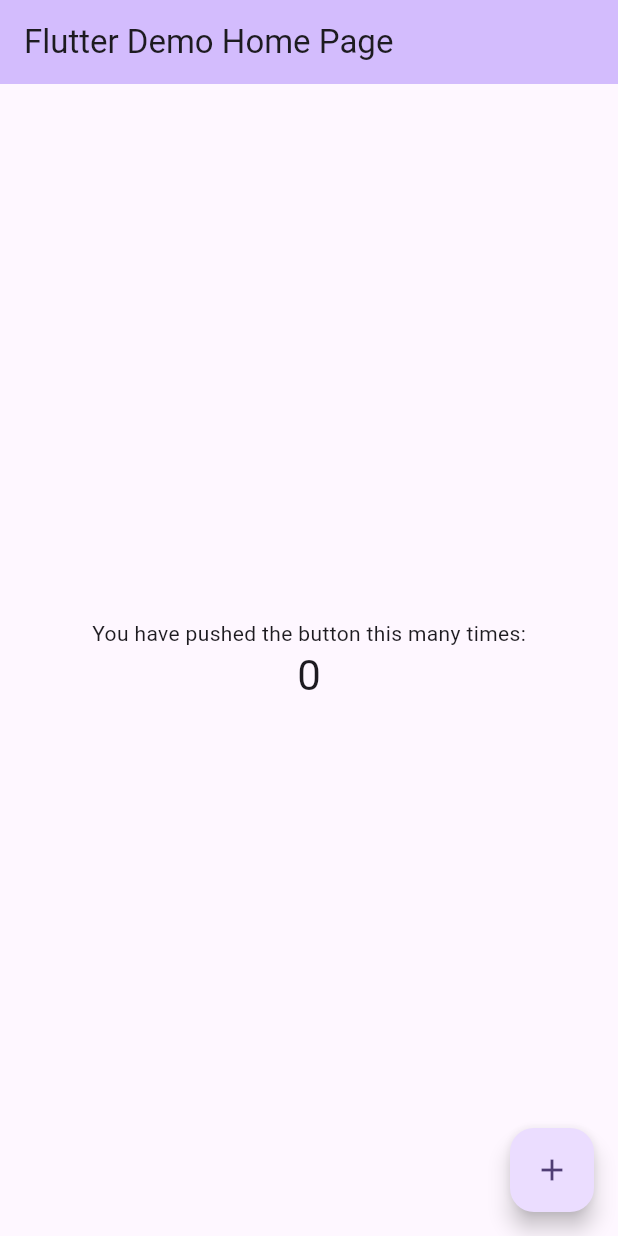
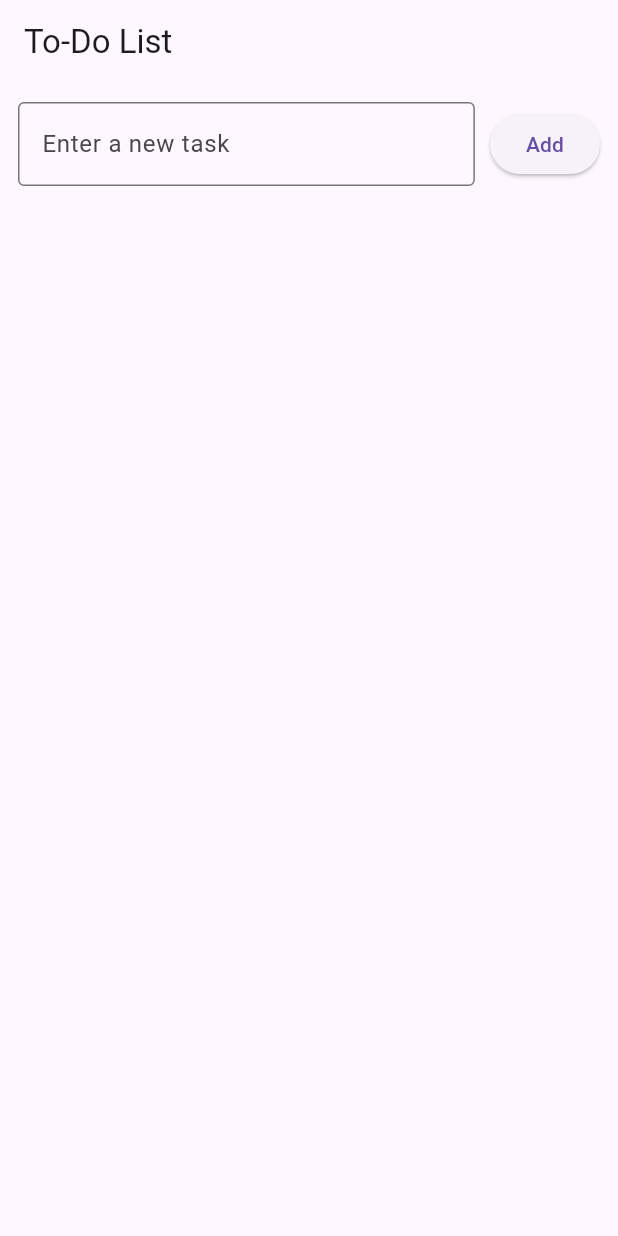
Before and after one commit to mostafa-osman-coder/to_do_list_task2, a Flutter app: the screen it shows after launch, on a phone screen of 412 x 824 dp. Run offline on Flutter 3.47's test engine with Material 3 defaults, Android fonts, the light colour scheme and no system bars; our stand-ins replace shared_preferences.

Commit message:
Refactor app structure and implement task management features - Update main app entry point to ToDoApp - Enhance UI with task input and list display - Implement task storage using shared preferences - Add task model with JSON serialization - Update build configuration and dependencies

```diff
--- a/lib/main.dart
+++ b/lib/main.dart
@@ -1,122 +1,132 @@
 import 'package:flutter/material.dart';
+import 'models/task.dart';
+import 'services/task_storage.dart';
 
 void main() {
-  runApp(const MyApp());
+  runApp(const ToDoApp());
 }
 
-class MyApp extends StatelessWidget {
-  const MyApp({super.key});
+class ToDoApp extends StatelessWidget {
+  const ToDoApp({super.key});
 
-  // This widget is the root of your application.
   @override
   Widget build(BuildContext context) {
     return MaterialApp(
-      title: 'Flutter Demo',
-      theme: ThemeData(
-        // This is the theme of your application.
-        //
-        // TRY THIS: Try running your application with "flutter run". You'll see
-        // the application has a purple toolbar. Then, without quitting the app,
-        // try changing the seedColor in the colorScheme below to Colors.green
-        // and then invoke "hot reload" (save your changes or press the "hot
-        // reload" button in a Flutter-supported IDE, or press "r" if you used
-        // the command line to start the app).
-        //
-        // Notice that the counter didn't reset back to zero; the application
-        // state is not lost during the reload. To reset the state, use hot
-        // restart instead.
-        //
-        // This works for code too, not just values: Most code changes can be
-        // tested with just a hot reload.
-        colorScheme: ColorScheme.fromSeed(seedColor: Colors.deepPurple),
-      ),
-      home: const MyHomePage(title: 'Flutter Demo Home Page'),
+      title: 'To-Do List',
+      theme: ThemeData(primarySwatch: Colors.indigo),
+      home: const ToDoHomePage(),
     );
   }
 }
 
-class MyHomePage extends StatefulWidget {
-  const MyHomePage({super.key, required this.title});
-
-  // This widget is the home page of your application. It is stateful, meaning
-  // that it has a State object (defined below) that contains fields that affect
-  // how it looks.
-
-  // This class is the configuration for the state. It holds the values (in this
-  // case the title) provided by the parent (in this case the App widget) and
-  // used by the build method of the State. Fields in a Widget subclass are
-  // always marked "final".
-
-  final String title;
+class ToDoHomePage extends StatefulWidget {
+  const ToDoHomePage({super.key});
 
   @override
-  State<MyHomePage> createState() => _MyHomePageState();
+  State<ToDoHomePage> createState() => _ToDoHomePageState();
 }
 
-class _MyHomePageState extends State<MyHomePage> {
-  int _counter = 0;
+class _ToDoHomePageState extends State<ToDoHomePage> {
+  final TaskStorage _storage = TaskStorage();
+  final TextEditingController _controller = TextEditingController();
+  List<Task> _tasks = [];
 
-  void _incrementCounter() {
+  @override
+  void initState() {
+    super.initState();
+    _loadTasks();
+  }
+
+  Future<void> _loadTasks() async {
+    final tasks = await _storage.loadTasks();
     setState(() {
-      // This call to setState tells the Flutter framework that something has
-      // changed in this State, which causes it to rerun the build method below
-      // so that the display can reflect the updated values. If we changed
-      // _counter without calling setState(), then the build method would not be
-      // called again, and so nothing would appear to happen.
-      _counter++;
+      _tasks = tasks;
     });
+  }
+
+  Future<void> _saveTasks() async {
+    await _storage.saveTasks(_tasks);
+  }
+
+  void _addTask(String title) {
+    if (title.trim().isEmpty) return;
+    setState(() {
+      _tasks.add(Task(title: title));
+      _controller.clear();
+    });
+    _saveTasks();
+  }
+
+  void _toggleTask(int index) {
+    setState(() {
+      _tasks[index].isDone = !_tasks[index].isDone;
+    });
+    _saveTasks();
+  }
+
+  void _deleteTask(int index) {
+    setState(() {
+      _tasks.removeAt(index);
+    });
+    _saveTasks();
   }
 
   @override
   Widget build(BuildContext context) {
-    // This method is rerun every time setState is called, for instance as done
-    // by the _incrementCounter method above.
-    //
-    // The Flutter framework has been optimized to make rerunning build methods
-    // fast, so that you can just rebuild anything that needs updating rather
-    // than having to individually change instances of widgets.
     return Scaffold(
-      appBar: AppBar(
-        // TRY THIS: Try changing the color here to a specific color (to
-        // Colors.amber, perhaps?) and trigger a hot reload to see the AppBar
-        // change color while the other colors stay the same.
-        backgroundColor: Theme.of(context).colorScheme.inversePrimary,
-        // Here we take the value from the MyHomePage object that was created by
-        // the App.build method, and use it to set our appbar title.
-        title: Text(widget.title),
+      appBar: AppBar(title: const Text('To-Do List')),
+      body: Column(
+        children: [
+          Padding(
+            padding: const EdgeInsets.all(12),
+            child: Row(
+              children: [
+                Expanded(
+                  child: TextField(
+                    controller: _controller,
+                    decoration: const InputDecoration(
+                      hintText: 'Enter a new task',
+                      border: OutlineInputBorder(),
+                    ),
+                  ),
+                ),
+                const SizedBox(width: 10),
+                ElevatedButton(
+                  onPressed: () => _addTask(_controller.text),
+                  child: const Text('Add'),
+                )
+              ],
+            ),
+          ),
+          Expanded(
+            child: ListView.separated(
+              itemCount: _tasks.length,
+              separatorBuilder: (_, __) => const Divider(),
+              itemBuilder: (context, index) {
+                final task = _tasks[index];
+                return ListTile(
+                  title: Text(
+                    task.title,
+                    style: TextStyle(
+                      decoration: task.isDone
+                          ? TextDecoration.lineThrough
+                          : TextDecoration.none,
+                    ),
+                  ),
+                  leading: Checkbox(
+                    value: task.isDone,
+                    onChanged: (_) => _toggleTask(index),
+                  ),
+                  trailing: IconButton(
+                    icon: const Icon(Icons.delete, color: Colors.red),
+                    onPressed: () => _deleteTask(index),
+                  ),
+                );
+              },
+            ),
+          ),
+        ],
       ),
-      body: Center(
-        // Center is a layout widget. It takes a single child and positions it
-        // in the middle of the parent.
-        child: Column(
-          // Column is also a layout widget. It takes a list of children and
-          // arranges them vertically. By default, it sizes itself to fit its
-          // children horizontally, and tries to be as tall as its parent.
-          //
-          // Column has various properties to control how it sizes itself and
-          // how it positions its children. Here we use mainAxisAlignment to
-          // center the children vertically; the main axis here is the vertical
-          // axis because Columns are vertical (the cross axis would be
-          // horizontal).
-          //
-          // TRY THIS: Invoke "debug painting" (choose the "Toggle Debug Paint"
-          // action in the IDE, or press "p" in the console), to see the
-          // wireframe for each widget.
-          mainAxisAlignment: MainAxisAlignment.center,
-          children: <Widget>[
-            const Text('You have pushed the button this many times:'),
-            Text(
-              '$_counter',
-              style: Theme.of(context).textTheme.headlineMedium,
-            ),
-          ],
-        ),
-      ),
-      floatingActionButton: FloatingActionButton(
-        onPressed: _incrementCounter,
-        tooltip: 'Increment',
-        child: const Icon(Icons.add),
-      ), // This trailing comma makes auto-formatting nicer for build methods.
     );
   }
 }
--- /dev/null
+++ b/lib/models/task.dart
@@ -0,0 +1,18 @@
+class Task {
+  final String title;
+  bool isDone;
+
+  Task({required this.title, this.isDone = false});
+
+  Map<String, dynamic> toJson() => {
+        'title': title,
+        'isDone': isDone,
+      };
+
+  factory Task.fromJson(Map<String, dynamic> json) {
+    return Task(
+      title: json['title'],
+      isDone: json['isDone'],
+    );
+  }
+}
--- /dev/null
+++ b/lib/services/task_storage.dart
@@ -0,0 +1,21 @@
+import 'dart:convert';
+import 'package:shared_preferences/shared_preferences.dart';
+import '../models/task.dart';
+
+class TaskStorage {
+  static const _key = 'tasks';
+
+  Future<void> saveTasks(List<Task> tasks) async {
+    final prefs = await SharedPreferences.getInstance();
+    final jsonList = tasks.map((t) => jsonEncode(t.toJson())).toList();
+    await prefs.setStringList(_key, jsonList);
+  }
+
+  Future<List<Task>> loadTasks() async {
+    final prefs = await SharedPreferences.getInstance();
+    final jsonList = prefs.getStringList(_key) ?? [];
+    return jsonList
+        .map((str) => Task.fromJson(jsonDecode(str)))
+        .toList();
+  }
+}
```
Also changed, not shown: pubspec.yaml (+5 -14 lines), pubspec.lock, 3 other files.
